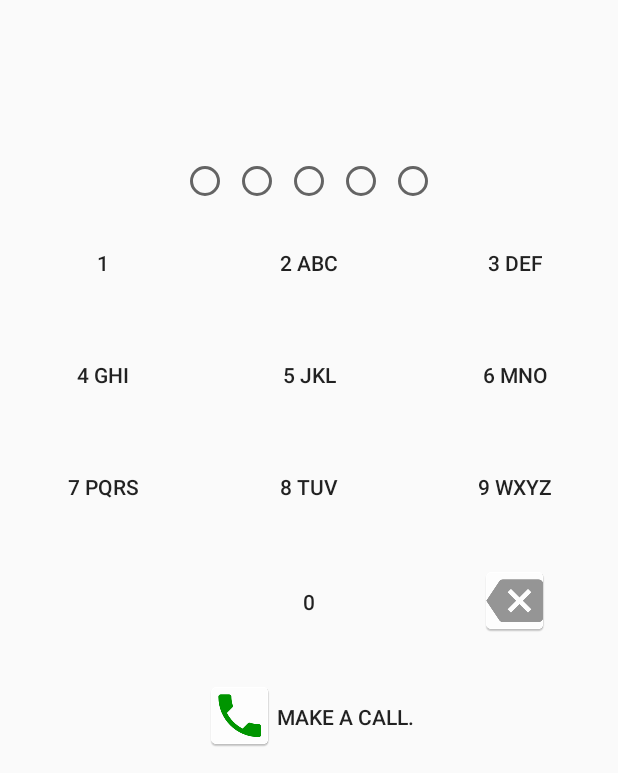
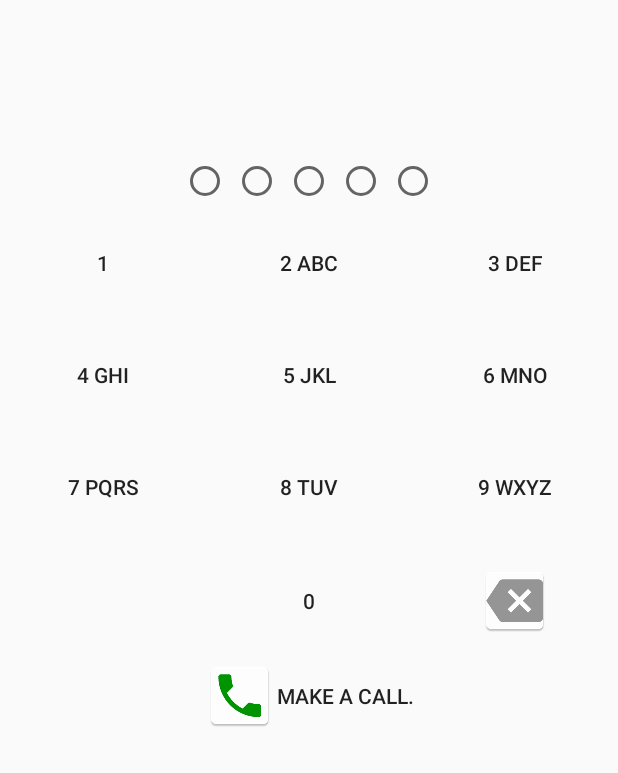
Before and after one commit to UmnAlAl/PracticsSem8, an Android app: the screen it shows after launch (MainActivity), on a phone screen of 412 x 824 dp, the part 463-1236 px from its top. Run offline under Robolectric (Android 15) with nearby library versions, the phone set to English and light mode, and no system bars.

Commit message:
Fixed bub with double fragment inserting.

```diff
--- a/app/src/main/java/com/example/installed/practics1/helper_classes/screen_controller/GreetingScreenController.java
+++ b/app/src/main/java/com/example/installed/practics1/helper_classes/screen_controller/GreetingScreenController.java
@@ -49,6 +49,8 @@ public class GreetingScreenController implements IShow<GreetingScreenMetadata>,
 
 
     public void Remove() {
+        isLogoCreated = false;
+        isGreetingCreated = false;
         activity.getFragmentManager().beginTransaction()
                 .remove(logoFragment)
                 .remove(progressBarFragment)
--- a/app/src/main/java/com/example/installed/practics1/helper_classes/screen_controller/NumpadScreenController.java
+++ b/app/src/main/java/com/example/installed/practics1/helper_classes/screen_controller/NumpadScreenController.java
@@ -278,7 +278,7 @@ public class NumpadScreenController implements IShow<NumpadScreenMetada>, IRemov
                         @Override
                         public void onClick(View v) {
                             if(!currentCode.isEmpty()) {
-                                getRadio(curPos).setChecked(false);
+                                getRadio(curPos - 1).setChecked(false);
                                 currentCode.pop();
                                 curPos--;
                             }
--- a/app/src/main/res/layout/fragment_numpad.xml
+++ b/app/src/main/res/layout/fragment_numpad.xml
@@ -180,22 +180,19 @@
 
             <Button
                 android:id="@+id/NumpadFragmentButton1"
-                android:layout_width="fill_parent"
-                android:layout_height="fill_parent"
+                android:layout_weight="1"
                 android:background="@android:color/transparent"
                 android:text="@string/fragment_numpad_button1_text" />
 
             <Button
                 android:id="@+id/NumpadFragmentButton2"
-                android:layout_width="fill_parent"
-                android:layout_height="fill_parent"
+                android:layout_weight="1"
                 android:background="@android:color/transparent"
                 android:text="@string/fragment_numpad_button2_text" />
 
             <Button
                 android:id="@+id/NumpadFragmentButton3"
-                android:layout_width="fill_parent"
-                android:layout_height="fill_parent"
+                android:layout_weight="1"
                 android:background="@android:color/transparent"
                 android:text="@string/fragment_numpad_button3_text" />
         </TableRow>
@@ -206,50 +203,42 @@
 
             <Button
                 android:id="@+id/NumpadFragmentButton4"
-                android:layout_width="fill_parent"
-                android:layout_height="fill_parent"
+                android:layout_weight="1"
                 android:background="@android:color/transparent"
                 android:text="@string/fragment_numpad_button4_text" />
 
             <Button
                 android:id="@+id/NumpadFragmentButton5"
-                android:layout_width="fill_parent"
-                android:layout_height="fill_parent"
+                android:layout_weight="1"
                 android:background="@android:color/transparent"
                 android:text="@string/fragment_numpad_button5_text" />
 
             <Button
                 android:id="@+id/NumpadFragmentButton6"
-                android:layout_width="fill_parent"
-                android:layout_height="fill_parent"
+                android:layout_weight="1"
                 android:background="@android:color/transparent"
                 android:text="@string/fragment_numpad_button6_text" />
         </TableRow>
 
         <TableRow
-            android:layout_width="fill_parent"
-            android:layout_height="fill_parent"
             android:gravity="center"
             android:layout_weight="1">
 
             <Button
                 android:id="@+id/NumpadFragmentButton7"
-                android:layout_width="fill_parent"
-                android:layout_height="fill_parent"
+                android:layout_weight="1"
                 android:background="@android:color/transparent"
                 android:text="@string/fragment_numpad_button7_text" />
 
             <Button
                 android:id="@+id/NumpadFragmentButton8"
-                android:layout_width="fill_parent"
-                android:layout_height="fill_parent"
+                android:layout_weight="1"
                 android:background="@android:color/transparent"
                 android:text="@string/fragment_numpad_button8_text" />
 
             <Button
                 android:id="@+id/NumpadFragmentButton9"
-                android:layout_width="fill_parent"
-                android:layout_height="fill_parent"
+                android:layout_weight="1"
                 android:background="@android:color/transparent"
                 android:text="@string/fragment_numpad_button9_text" />
         </TableRow>
@@ -261,16 +250,14 @@
             <Button
                 android:id="@+id/NumpadFragmentButton0"
                 android:layout_column="1"
-                android:layout_width="fill_parent"
-                android:layout_height="fill_parent"
+                android:layout_weight="1"
                 android:background="@android:color/transparent"
                 android:text="@string/fragment_numpad_button0_text" />
 
 
             <ImageButton
                 android:id="@+id/NumpadFragmentButtonDel"
-                android:layout_width="wrap_content"
-                android:layout_height="wrap_content"
+                android:layout_weight="1"
                 android:layout_gravity="center"
                 android:adjustViewBounds="true"
                 android:background="@android:color/transparent"
@@ -285,8 +272,7 @@
 
             <Button
                 android:id="@+id/NumpadFragmentButtonCall"
-                android:layout_width="fill_parent"
-                android:layout_height="fill_parent"
+                android:layout_weight="1"
                 android:layout_gravity="center_horizontal"
                 android:layout_span="3"
                 android:background="@android:color/transparent"
--- a/app/src/main/res/values/colors.xml
+++ b/app/src/main/res/values/colors.xml
@@ -1,6 +1,11 @@
 <?xml version="1.0" encoding="utf-8"?>
 <resources>
+    <!--
     <color name="colorPrimary">#3F51B5</color>
     <color name="colorPrimaryDark">#303F9F</color>
     <color name="colorAccent">#FF4081</color>
+    -->
+    <color name="colorPrimary">#00c853</color>
+    <color name="colorPrimaryDark">#81c784</color>
+    <color name="colorAccent">#43a047</color>
 </resources>
```
